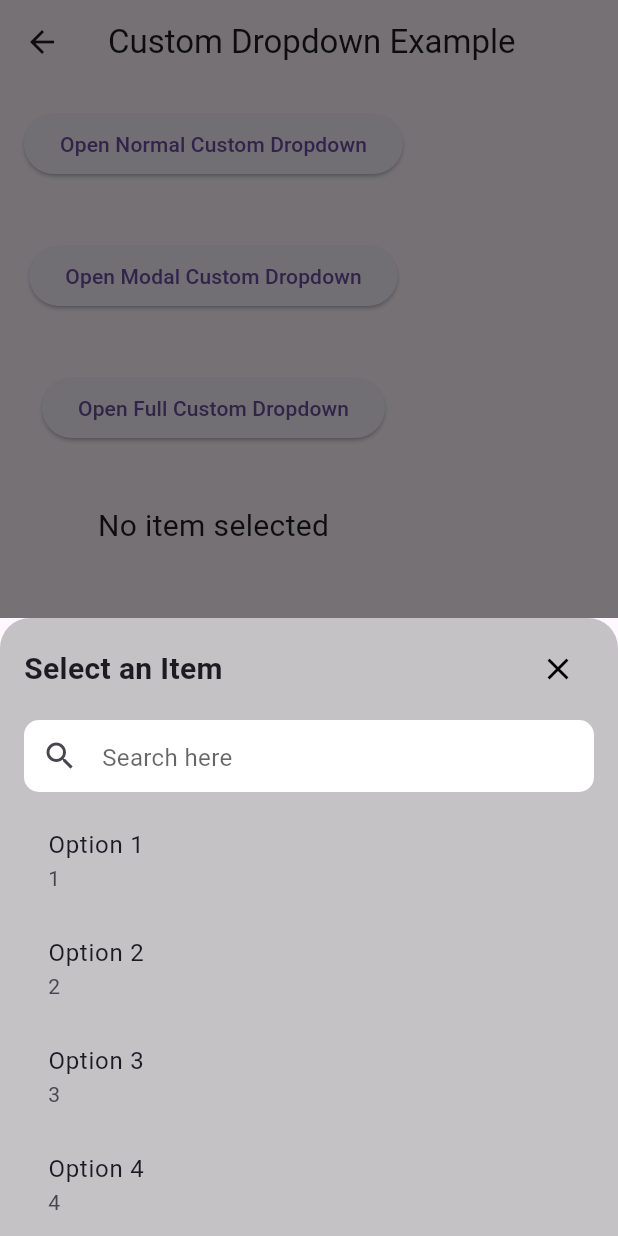
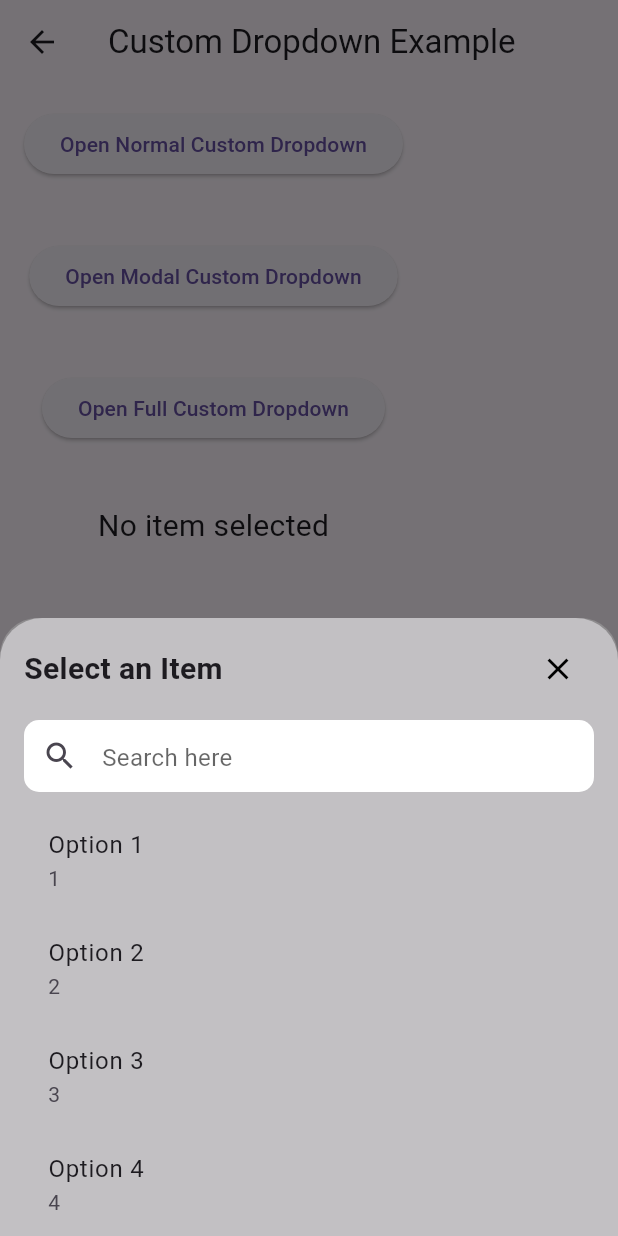
Before and after one commit to gmadhu27/flutter_custom_dropdown, a Flutter app: the screen it shows after launch, after a tap on "Open Normal Custom Dropdown", after a tap on "Open Modal Custom Dropdown", on a phone screen of 412 x 824 dp. Run offline on Flutter 3.47's test engine with Material 3 defaults, Android fonts, the phone set to English and light mode, and no system bars.

Commit message:
fixes issues

```diff
--- a/example/lib/main.dart
+++ b/example/lib/main.dart
@@ -3,10 +3,12 @@ import 'package:flutter_custom_dropdown_list/flutter_custom_dropdown.dart';
 import 'dropdown_item.dart';
 
 void main() {
-  runApp(MyApp());
+  runApp(const MyApp());
 }
 
 class MyApp extends StatelessWidget {
+  const MyApp({super.key});
+
   @override
   Widget build(BuildContext context) {
     return MaterialApp(
--- a/lib/src/flutter_custom_dropdown_base.dart
+++ b/lib/src/flutter_custom_dropdown_base.dart
@@ -69,7 +69,6 @@ class CustomDropdownHelper {
     // Show the bottom sheet based on the mode
     if (bottomSheetMode == BottomSheetMode.modal) {
       showModalBottomSheet(
-        backgroundColor: Colors.transparent,
         context: context,
         isScrollControlled: true,
         builder: (context) {
--- a/lib/src/helper/dropdown_helper.dart
+++ b/lib/src/helper/dropdown_helper.dart
@@ -65,6 +65,8 @@ class _CustomDropdownBottomSheetState<T>
   @override
   Widget build(BuildContext context) {
     return Material(
+      surfaceTintColor: widget.fullScreenMode ? null : Colors.transparent,
+      color: widget.fullScreenMode ? null : Colors.transparent,
       child: Container(
         decoration: widget.theme?.bottomSheetBoxDecoration ??
             BoxDecoration(
@@ -72,7 +74,7 @@ class _CustomDropdownBottomSheetState<T>
                   widget.theme?.backgroundColor ?? Colors.grey.withOpacity(0.6),
               borderRadius: widget.fullScreenMode
                   ? null
-                  : BorderRadius.vertical(top: Radius.circular(20.0)),
+                  : BorderRadius.vertical(top: Radius.circular(25.0)),
             ),
         height:
             widget.fullScreenMode ? MediaQuery.of(context).size.height : 400,
```
